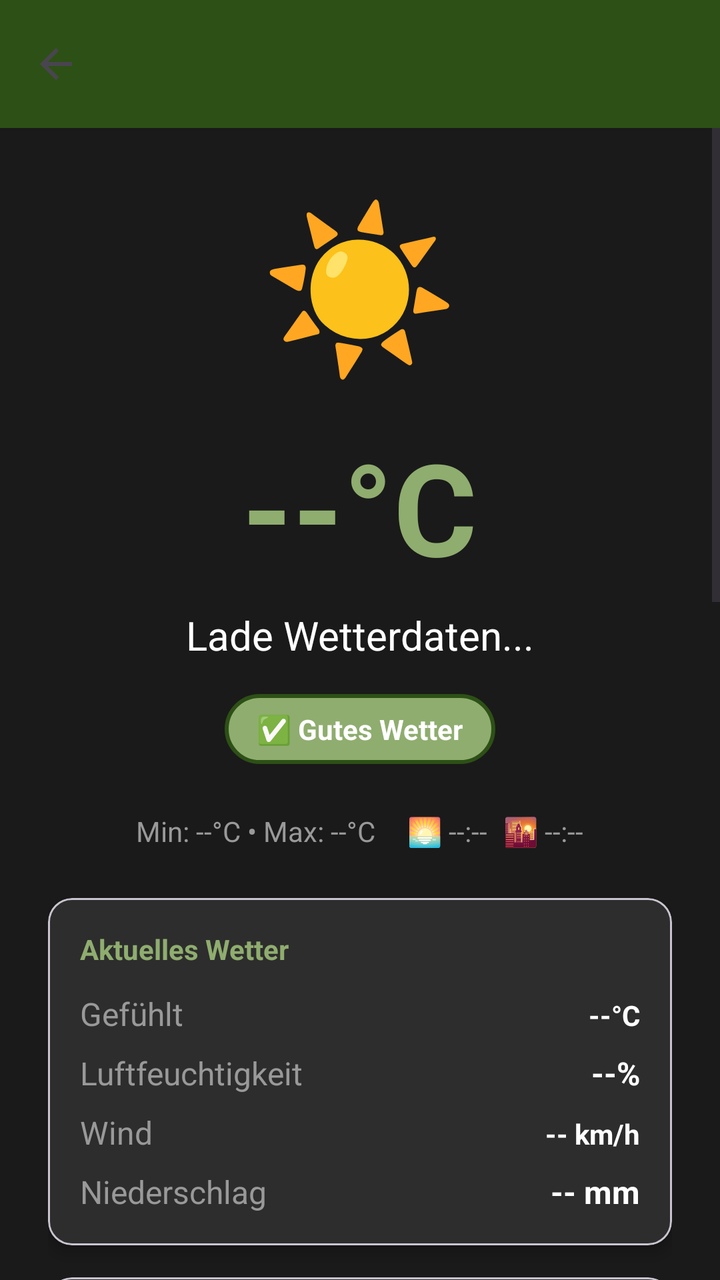
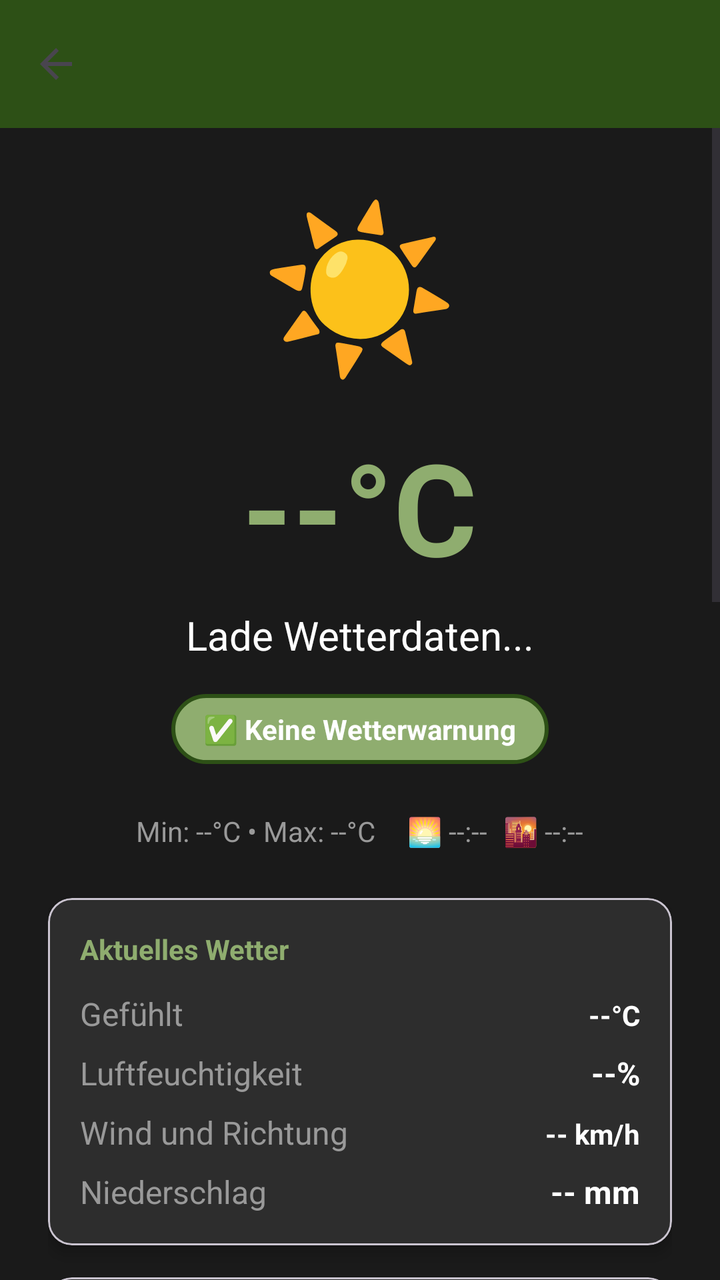

Screens rendered from an Android XML layout before and after an edit, with the pre-edit source and the edit as a unified diff.
<!-- AndroidManifest.xml: application theme Theme.HundeWildnis -->
<!-- res/layout/activity_weather.xml -->
<?xml version="1.0" encoding="utf-8"?>
<androidx.coordinatorlayout.widget.CoordinatorLayout xmlns:android="http://schemas.android.com/apk/res/android"
    xmlns:app="http://schemas.android.com/apk/res-auto"
    android:layout_width="match_parent"
    android:layout_height="match_parent"
    android:fitsSystemWindows="true"
    android:background="#1a1a1a">

    <com.google.android.material.appbar.AppBarLayout
        android:layout_width="match_parent"
        android:layout_height="wrap_content">

        <androidx.appcompat.widget.Toolbar
            android:id="@+id/toolbar"
            android:layout_width="match_parent"
            android:layout_height="?attr/actionBarSize"
            android:background="#2d5016"
            app:titleTextColor="#FFFFFF"
            app:navigationIcon="?attr/homeAsUpIndicator" />
    </com.google.android.material.appbar.AppBarLayout>

    <ScrollView
        android:layout_width="match_parent"
        android:layout_height="match_parent"
        app:layout_behavior="@string/appbar_scrolling_view_behavior">

        <LinearLayout
            android:layout_width="match_parent"
            android:layout_height="wrap_content"
            android:orientation="vertical"
            android:padding="24dp">

            
            <TextView
                android:id="@+id/weatherIcon"
                android:layout_width="wrap_content"
                android:layout_height="wrap_content"
                android:layout_gravity="center_horizontal"
                android:layout_marginBottom="16dp"
                android:text="☀️"
                android:textSize="80sp" />

            
            <TextView
                android:id="@+id/temperatureText"
                android:layout_width="wrap_content"
                android:layout_height="wrap_content"
                android:layout_gravity="center_horizontal"
                android:layout_marginBottom="8dp"
                android:text="--°C"
                android:textColor="#8fad6f"
                android:textSize="64sp"
                android:textStyle="bold" />

            
            <TextView
                android:id="@+id/descriptionText"
                android:layout_width="wrap_content"
                android:layout_height="wrap_content"
                android:layout_gravity="center_horizontal"
                android:layout_marginBottom="16dp"
                android:text="Lade Wetterdaten..."
                android:textColor="#FFFFFF"
                android:textSize="20sp" />

            
            <TextView
                android:id="@+id/warningBadgeText"
                android:layout_width="wrap_content"
                android:layout_height="wrap_content"
                android:layout_gravity="center_horizontal"
                android:layout_marginBottom="24dp"
                android:background="@drawable/good_badge_bg"
                android:padding="8dp"
                android:paddingStart="16dp"
                android:paddingEnd="16dp"
                android:text="✅ Gutes Wetter"
                android:textColor="#FFFFFF"
                android:textSize="14sp"
                android:textStyle="bold"
                android:visibility="visible" />

            
            <LinearLayout
                android:layout_width="match_parent"
                android:layout_height="wrap_content"
                android:orientation="horizontal"
                android:gravity="center"
                android:layout_marginBottom="24dp">

                <TextView
                    android:id="@+id/dailyMinMaxText"
                    android:layout_width="wrap_content"
                    android:layout_height="wrap_content"
                    android:text="Min: --°C • Max: --°C"
                    android:textColor="#999999"
                    android:textSize="14sp"
                    android:layout_marginEnd="16dp" />

                <TextView
                    android:id="@+id/sunriseText"
                    android:layout_width="wrap_content"
                    android:layout_height="wrap_content"
                    android:text="🌅 --:--"
                    android:textColor="#999999"
                    android:textSize="14sp"
                    android:layout_marginEnd="8dp" />

                <TextView
                    android:id="@+id/sunsetText"
                    android:layout_width="wrap_content"
                    android:layout_height="wrap_content"
                    android:text="🌇 --:--"
                    android:textColor="#999999"
                    android:textSize="14sp" />
            </LinearLayout>

            
            <com.google.android.material.card.MaterialCardView
                android:layout_width="match_parent"
                android:layout_height="wrap_content"
                android:layout_marginBottom="16dp"
                app:cardBackgroundColor="#2d2d2d"
                app:cardCornerRadius="12dp"
                app:cardElevation="4dp">

                <LinearLayout
                    android:layout_width="match_parent"
                    android:layout_height="wrap_content"
                    android:orientation="vertical"
                    android:padding="16dp">

                    <TextView
                        android:layout_width="wrap_content"
                        android:layout_height="wrap_content"
                        android:text="Aktuelles Wetter"
                        android:textColor="#8fad6f"
                        android:textSize="14sp"
                        android:textStyle="bold"
                        android:layout_marginBottom="12dp" />

                    
                    <LinearLayout
                        android:layout_width="match_parent"
                        android:layout_height="wrap_content"
                        android:orientation="horizontal"
                        android:layout_marginBottom="8dp">

                        <TextView
                            android:layout_width="0dp"
                            android:layout_height="wrap_content"
                            android:layout_weight="1"
                            android:text="Gefühlt"
                            android:textColor="#999999"
                            android:textSize="16sp" />

                        <TextView
                            android:id="@+id/feelsLikeText"
                            android:layout_width="wrap_content"
                            android:layout_height="wrap_content"
                            android:text="--°C"
                            android:textColor="#FFFFFF"
                            android:textSize="14sp"
                            android:textStyle="bold" />
                    </LinearLayout>

                    
                    <LinearLayout
                        android:layout_width="match_parent"
                        android:layout_height="wrap_content"
                        android:orientation="horizontal"
                        android:layout_marginBottom="8dp">

                        <TextView
                            android:layout_width="0dp"
                            android:layout_height="wrap_content"
                            android:layout_weight="1"
                            android:text="Luftfeuchtigkeit"
                            android:textColor="#999999"
                            android:textSize="16sp" />

                        <TextView
                            android:id="@+id/humidityText"
                            android:layout_width="wrap_content"
                            android:layout_height="wrap_content"
                            android:text="--%"
                            android:textColor="#FFFFFF"
                            android:textSize="16sp"
                            android:textStyle="bold" />
                    </LinearLayout>

                    
                    <LinearLayout
                        android:layout_width="match_parent"
                        android:layout_height="wrap_content"
                        android:orientation="horizontal"
                        android:layout_marginBottom="8dp">

                        <TextView
                            android:layout_width="0dp"
                            android:layout_height="wrap_content"
                            android:layout_weight="1"
                            android:text="Wind"
                            android:textColor="#999999"
                            android:textSize="16sp" />

                        <TextView
                            android:id="@+id/windText"
                            android:layout_width="wrap_content"
                            android:layout_height="wrap_content"
                            android:text="-- km/h"
                            android:textColor="#FFFFFF"
                            android:textSize="14sp"
                            android:textStyle="bold"
                            android:gravity="end" />
                    </LinearLayout>

                    
                    <LinearLayout
                        android:layout_width="match_parent"
                        android:layout_height="wrap_content"
                        android:orientation="horizontal">

                        <TextView
                            android:layout_width="0dp"
                            android:layout_height="wrap_content"
                            android:layout_weight="1"
                            android:text="Niederschlag"
                            android:textColor="#999999"
                            android:textSize="16sp" />

                        <TextView
                            android:id="@+id/precipitationText"
                            android:layout_width="wrap_content"
                            android:layout_height="wrap_content"
                            android:text="-- mm"
                            android:textColor="#FFFFFF"
                            android:textSize="16sp"
                            android:textStyle="bold" />
                    </LinearLayout>
                </LinearLayout>
            </com.google.android.material.card.MaterialCardView>

            
            <com.google.android.material.card.MaterialCardView
                android:layout_width="match_parent"
                android:layout_height="wrap_content"
                android:layout_marginBottom="16dp"
                app:cardBackgroundColor="#2d2d2d"
                app:cardCornerRadius="12dp"
                app:cardElevation="4dp">

                <LinearLayout
                    android:layout_width="match_parent"
                    android:layout_height="wrap_content"
                    android:orientation="vertical"
                    android:padding="16dp">

                    <TextView
                        android:layout_width="wrap_content"
                        android:layout_height="wrap_content"
                        android:text="Weitere Details"
                        android:textColor="#8fad6f"
                        android:textSize="14sp"
                        android:textStyle="bold"
                        android:layout_marginBottom="12dp" />

                    
                    <LinearLayout
                        android:layout_width="match_parent"
                        android:layout_height="wrap_content"
                        android:orientation="horizontal"
                        android:layout_marginBottom="8dp">

                        <TextView
                            android:layout_width="0dp"
                            android:layout_height="wrap_content"
                            android:layout_weight="1"
                            android:text="Luftdruck"
                            android:textColor="#999999"
                            android:textSize="16sp" />

                        <TextView
                            android:id="@+id/pressureText"
                            android:layout_width="wrap_content"
                            android:layout_height="wrap_content"
                            android:text="-- hPa"
                            android:textColor="#FFFFFF"
                            android:textSize="16sp"
                            android:textStyle="bold" />
                    </LinearLayout>

                    
                    <LinearLayout
                        android:layout_width="match_parent"
                        android:layout_height="wrap_content"
                        android:orientation="horizontal"
                        android:layout_marginBottom="8dp">

                        <TextView
                            android:layout_width="0dp"
                            android:layout_height="wrap_content"
                            android:layout_weight="1"
                            android:text="Sichtweite"
                            android:textColor="#999999"
                            android:textSize="16sp" />

                        <TextView
                            android:id="@+id/visibilityText"
                            android:layout_width="wrap_content"
                            android:layout_height="wrap_content"
                            android:text="> 10 km"
                            android:textColor="#FFFFFF"
                            android:textSize="16sp"
                            android:textStyle="bold" />
                    </LinearLayout>

                    
                    <LinearLayout
                        android:layout_width="match_parent"
                        android:layout_height="wrap_content"
                        android:orientation="horizontal">

                        <TextView
                            android:layout_width="0dp"
                            android:layout_height="wrap_content"
                            android:layout_weight="1"
                            android:text="UV-Index"
                            android:textColor="#999999"
                            android:textSize="16sp" />

                        <TextView
                            android:id="@+id/uvIndexText"
                            android:layout_width="wrap_content"
                            android:layout_height="wrap_content"
                            android:text="--"
                            android:textColor="#FFFFFF"
                            android:textSize="16sp"
                            android:textStyle="bold" />
                    </LinearLayout>
                </LinearLayout>
            </com.google.android.material.card.MaterialCardView>

            
            <com.google.android.material.card.MaterialCardView
                android:layout_width="match_parent"
                android:layout_height="wrap_content"
                android:layout_marginBottom="16dp"
                app:cardBackgroundColor="#2d2d2d"
                app:cardCornerRadius="12dp"
                app:cardElevation="4dp">

                <LinearLayout
                    android:layout_width="match_parent"
                    android:layout_height="wrap_content"
                    android:orientation="vertical">

                    <TextView
                        android:layout_width="wrap_content"
                        android:layout_height="wrap_content"
                        android:text="24h-Vorhersage (stündlich)"
                        android:textColor="#8fad6f"
                        android:textSize="14sp"
                        android:textStyle="bold"
                        android:padding="16dp"
                        android:paddingBottom="8dp" />

                    <TextView
                        android:layout_width="wrap_content"
                        android:layout_height="wrap_content"
                        android:text="Tippe für Details"
                        android:textColor="#666666"
                        android:textSize="11sp"
                        android:paddingStart="16dp"
                        android:paddingEnd="16dp"
                        android:paddingBottom="8dp" />

                    <androidx.recyclerview.widget.RecyclerView
                        android:id="@+id/forecastRecyclerView"
                        android:layout_width="match_parent"
                        android:layout_height="wrap_content"
                        android:orientation="horizontal"
                        android:paddingStart="12dp"
                        android:paddingEnd="12dp"
                        android:paddingBottom="12dp" />
                </LinearLayout>
            </com.google.android.material.card.MaterialCardView>

            
            <com.google.android.material.card.MaterialCardView
                android:layout_width="match_parent"
                android:layout_height="wrap_content"
                android:layout_marginBottom="16dp"
                app:cardBackgroundColor="#2d2d2d"
                app:cardCornerRadius="12dp"
                app:cardElevation="4dp">

                <LinearLayout
                    android:layout_width="match_parent"
                    android:layout_height="wrap_content"
                    android:orientation="vertical">

                    <TextView
                        android:layout_width="wrap_content"
                        android:layout_height="wrap_content"
                        android:text="Niederschlagsradar + Vorhersage"
                        android:textColor="#8fad6f"
                        android:textSize="14sp"
                        android:textStyle="bold"
                        android:padding="16dp"
                        android:paddingBottom="8dp" />

                    <FrameLayout
                        android:layout_width="match_parent"
                        android:layout_height="400dp">

                        <WebView
                            android:id="@+id/radarWebView"
                            android:layout_width="match_parent"
                            android:layout_height="match_parent" />

                    </FrameLayout>

                    <TextView
                        android:layout_width="wrap_content"
                        android:layout_height="wrap_content"
                        android:text="🔮 = Vorhersage (Nowcast) • 📡 = Aktuelle Daten"
                        android:textColor="#666666"
                        android:textSize="10sp"
                        android:padding="8dp" />
                </LinearLayout>
            </com.google.android.material.card.MaterialCardView>

            
            <TextView
                android:id="@+id/locationText"
                android:layout_width="wrap_content"
                android:layout_height="wrap_content"
                android:layout_gravity="center_horizontal"
                android:text="📍 Standort wird ermittelt..."
                android:textColor="#999999"
                android:textSize="14sp" />

            
            <TextView
                android:layout_width="wrap_content"
                android:layout_height="wrap_content"
                android:layout_gravity="center_horizontal"
                android:layout_marginTop="8dp"
                android:text="Daten: © Open-Meteo (CC BY 4.0)"
                android:textColor="#666666"
                android:textSize="12sp"
                android:autoLink="web"
                android:linksClickable="true" />

        </LinearLayout>
    </ScrollView>

    <ProgressBar
        android:id="@+id/progressBar"
        android:layout_width="wrap_content"
        android:layout_height="wrap_content"
        android:layout_gravity="center"
        android:indeterminateTint="#8fad6f"
        android:visibility="visible" />

</androidx.coordinatorlayout.widget.CoordinatorLayout>
<!-- resources referenced by this layout -->
<resources>
  <!-- drawable good_badge_bg (drawable) -->
  <?xml version="1.0" encoding="utf-8"?>
  <shape xmlns:android="http://schemas.android.com/apk/res/android"
      android:shape="rectangle">
  
      <solid android:color="#8fad6f" />
  
      <corners android:radius="20dp" />
  
      <stroke
          android:width="2dp"
          android:color="#2d5016" />
  
      <padding
          android:left="12dp"
          android:right="12dp"
          android:top="6dp"
          android:bottom="6dp" />
  
  </shape>
  <style name="Theme.HundeWildnis" parent="Base.Theme.HundeWildnis" />
  <style name="Base.Theme.HundeWildnis" parent="Theme.Material3.Light.NoActionBar">
          <item name="colorPrimary">#2d5016</item>
          <item name="colorPrimaryVariant">#1a3009</item>
          <item name="colorOnPrimary">#FFFFFF</item>
          <item name="colorSecondary">#6b8e4e</item>
          <item name="colorSecondaryVariant">#4a6135</item>
          <item name="colorOnSecondary">#000000</item>
          <item name="android:statusBarColor">?attr/colorPrimaryVariant</item>
  
          <item name="android:navigationBarColor">@android:color/transparent</item>
          <item name="android:windowLightStatusBar">true</item>
          <item name="android:windowLightNavigationBar">true</item>
          <item name="android:enforceNavigationBarContrast" tools:targetApi="q">false</item>
          <item name="android:enforceStatusBarContrast" tools:targetApi="q">false</item>
  
          
          <item name="actionMenuTextColor">#FFFFFF</item>
  
          
          <item name="android:windowBackground">#FFFFFF</item>
          <item name="android:colorBackground">#FFFFFF</item>
      </style>
</resources>

<!-- the commit's change to res/layout/activity_weather.xml (unified diff, before → after) -->
@@ -74,7 +74,7 @@
                 android:padding="8dp"
                 android:paddingStart="16dp"
                 android:paddingEnd="16dp"
-                android:text="✅ Gutes Wetter"
+                android:text="✅ Keine Wetterwarnung"
                 android:textColor="#FFFFFF"
                 android:textSize="14sp"
                 android:textStyle="bold"
@@ -200,7 +200,7 @@
                             android:layout_width="0dp"
                             android:layout_height="wrap_content"
                             android:layout_weight="1"
-                            android:text="Wind"
+                            android:text="Wind und Richtung"
                             android:textColor="#999999"
                             android:textSize="16sp" />
 
@@ -368,8 +368,8 @@
                     <TextView
                         android:layout_width="wrap_content"
                         android:layout_height="wrap_content"
-                        android:text="Tippe für Details"
-                        android:textColor="#666666"
+                        android:text="Tippe für Details und verschiebe für weitere Stunden "
+                        android:textColor="#F57F17"
                         android:textSize="11sp"
                         android:paddingStart="16dp"
                         android:paddingEnd="16dp"
@@ -403,7 +403,7 @@
                     <TextView
                         android:layout_width="wrap_content"
                         android:layout_height="wrap_content"
-                        android:text="Niederschlagsradar + Vorhersage"
+                        android:text="2h Niederschlagsradar + 1h Vorhersage"
                         android:textColor="#8fad6f"
                         android:textSize="14sp"
                         android:textStyle="bold"
